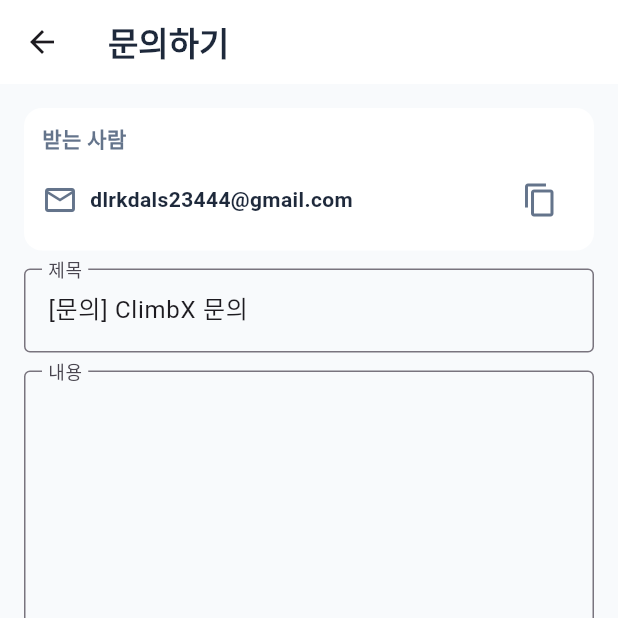
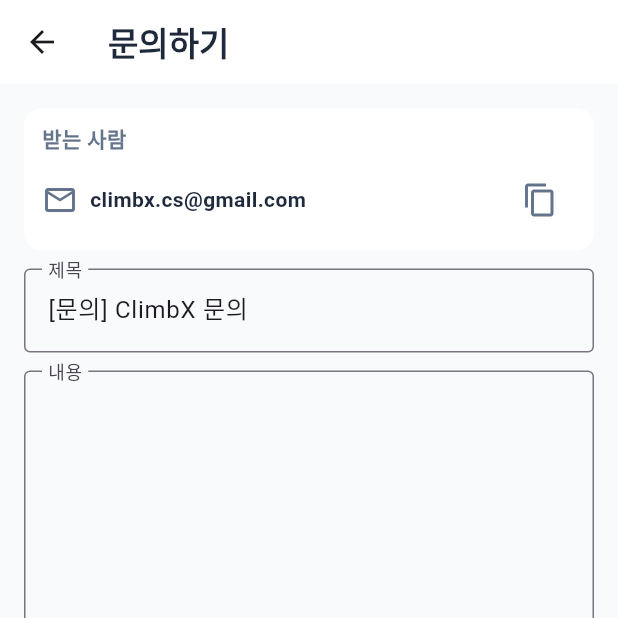
Before and after one commit to amsminn/ClimbX-FE, a Flutter app: the SettingsPage screen opened directly, after a tap on "문의하기", on a phone screen of 412 x 824 dp, the top half of it. Run offline on Flutter 3.47's test engine with Material 3 defaults, Android fonts, the phone set to English and light mode, and no system bars; our stand-ins replace dio, fl_chart, flutter_dotenv, flutter_hooks, flutter_image_compress, flutter_markdown and 11 more; missing offline and left inert: flutter_naver_map, fquery, kakao_flutter_sdk, light_compressor; accounts and stored records are empty; generated files the repository leaves out were written again.

Commit message:
[SWM-308] refact: 문의 메일 및 pubspec.yaml에 버전 및 빌드번호 명시

```diff
--- a/lib/src/screens/settings_page.dart
+++ b/lib/src/screens/settings_page.dart
@@ -164,7 +164,7 @@
               NavigationHelper.navigateToEmailCompose(
                 context,
                 title: '문의하기',
-                toEmail: 'dlrkdals23444@gmail.com',
+                toEmail: 'climbx.cs@gmail.com',
                 subject: '[문의] ClimbX 문의',
                 hint: '문의 유형, 상세 내용을 적어주세요',
               );
@@ -177,7 +177,7 @@
               NavigationHelper.navigateToEmailCompose(
                 context,
                 title: '콘텐츠 신고',
-                toEmail: 'dlrkdals23444@gmail.com',
+                toEmail: 'climbx.cs@gmail.com',
                 subject: '[신고] 부적절한 콘텐츠 신고',
                 hint: '콘텐츠 ID/링크, 신고 유형(저작권/명예훼손/음란/스팸 등), 상세 설명을 적어주세요',
               );
@@ -190,7 +190,7 @@
               NavigationHelper.navigateToEmailCompose(
                 context,
                 title: '계정 삭제 요청',
-                toEmail: 'dlrkdals23444@gmail.com',
+                toEmail: 'climbx.cs@gmail.com',
                 subject: '[계정삭제요청] ClimbX',
                 hint: '닉네임, 연락 가능한 이메일(선택), 삭제 사유(선택)를 적어주세요',
               );
--- a/pubspec.yaml
+++ b/pubspec.yaml
@@ -16,7 +16,7 @@
 # https://developer.apple.com/library/archive/documentation/General/Reference/InfoPlistKeyReference/Articles/CoreFoundationKeys.html
 # In Windows, build-name is used as the major, minor, and patch parts
 # of the product and file versions while build-number is used as the build suffix.
-version: 1.0.0+1
+version: 1.0.1+17
 
 environment:
   sdk: ^3.8.1
```
Also changed, not shown: 1 other file.
